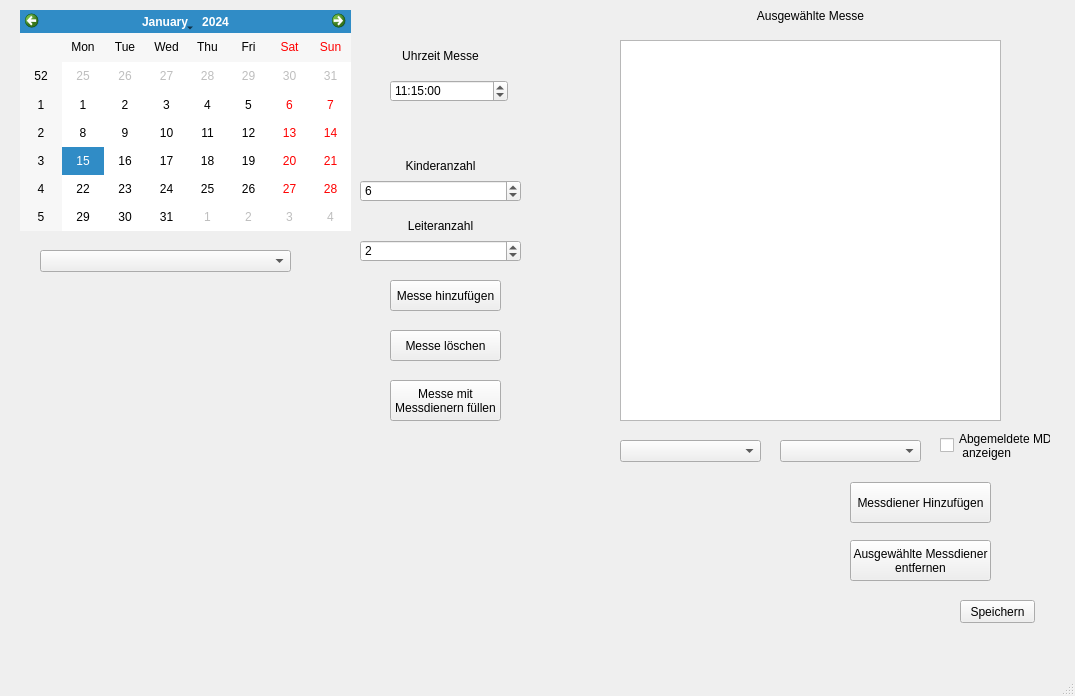
The window that Assignment_Window.ui (JonasHendrikWeiss/MD_Plan) describes before a commit, drawn with Qt 5.
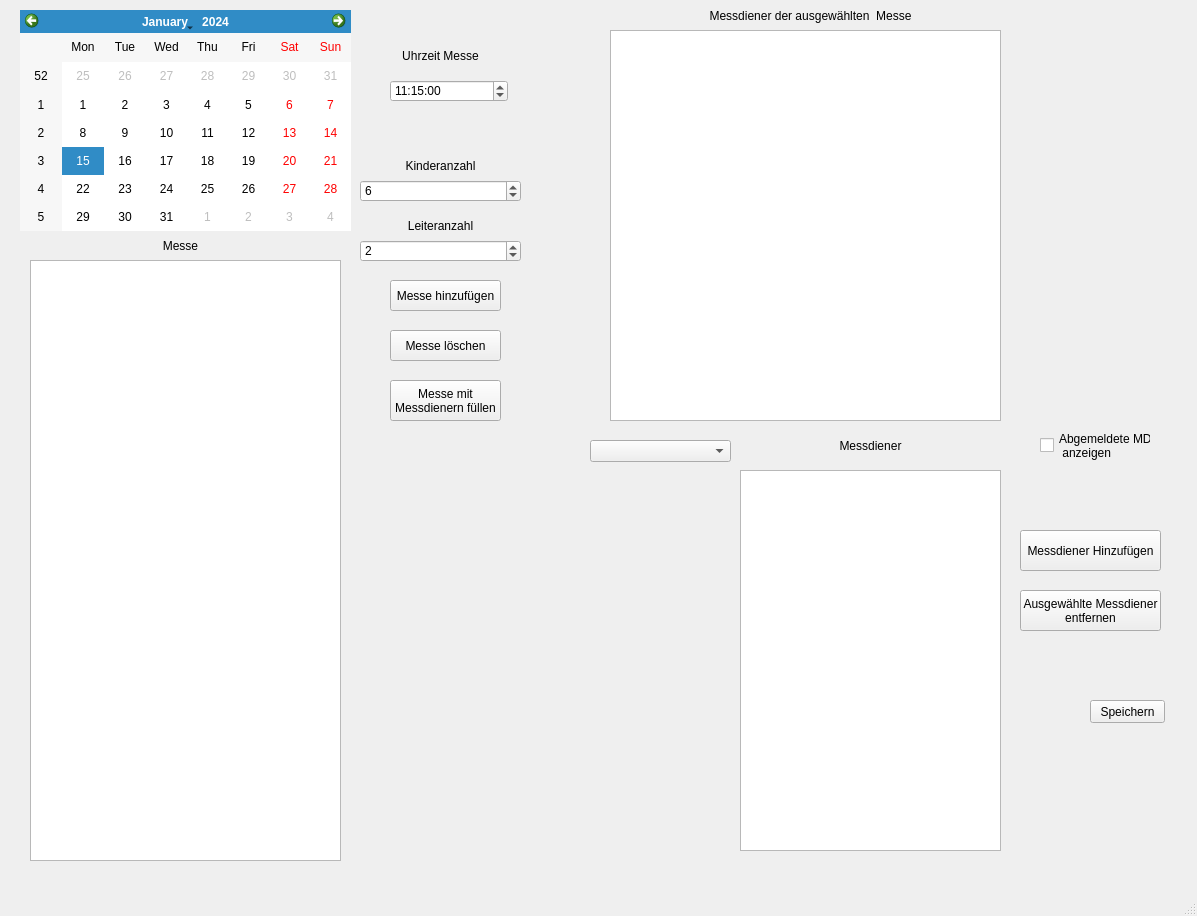
The same window after the commit.

Commit message: change some comboboxes to list widgets in order to give more feedback when doing actions like adding or deleting services

Diff of the .ui file:
```diff
--- a/Assignment_Window.ui
+++ b/Assignment_Window.ui
@@ -6,8 +6,8 @@
    <rect>
     <x>0</x>
     <y>0</y>
-    <width>1075</width>
-    <height>696</height>
+    <width>1197</width>
+    <height>916</height>
    </rect>
   </property>
   <property name="cursor">
@@ -30,32 +30,6 @@
      <bool>false</bool>
     </property>
    </widget>
-   <widget class="QComboBox" name="comboBox_Services">
-    <property name="geometry">
-     <rect>
-      <x>40</x>
-      <y>250</y>
-      <width>251</width>
-      <height>22</height>
-     </rect>
-    </property>
-    <property name="insertPolicy">
-     <enum>QComboBox::InsertAlphabetically</enum>
-    </property>
-   </widget>
-   <widget class="QComboBox" name="comboBox_Churchservers">
-    <property name="geometry">
-     <rect>
-      <x>780</x>
-      <y>440</y>
-      <width>141</width>
-      <height>22</height>
-     </rect>
-    </property>
-    <property name="insertPolicy">
-     <enum>QComboBox::InsertAlphabetically</enum>
-    </property>
-   </widget>
    <widget class="QSpinBox" name="spinBox_groupleader">
     <property name="geometry">
      <rect>
@@ -107,10 +81,10 @@
    <widget class="QListWidget" name="listWidget">
     <property name="geometry">
      <rect>
-      <x>620</x>
-      <y>40</y>
-      <width>381</width>
-      <height>381</height>
+      <x>610</x>
+      <y>30</y>
+      <width>391</width>
+      <height>391</height>
      </rect>
     </property>
     <property name="minimumSize">
@@ -166,8 +140,8 @@
    <widget class="QPushButton" name="pushButton_add_cserver">
     <property name="geometry">
      <rect>
-      <x>850</x>
-      <y>482</y>
+      <x>1020</x>
+      <y>530</y>
       <width>141</width>
       <height>41</height>
      </rect>
@@ -179,8 +153,8 @@
    <widget class="QPushButton" name="pushButton_save">
     <property name="geometry">
      <rect>
-      <x>960</x>
-      <y>600</y>
+      <x>1090</x>
+      <y>700</y>
       <width>75</width>
       <height>23</height>
      </rect>
@@ -192,7 +166,7 @@
    <widget class="QComboBox" name="comboBox_Grades">
     <property name="geometry">
      <rect>
-      <x>620</x>
+      <x>590</x>
       <y>440</y>
       <width>141</width>
       <height>22</height>
@@ -218,8 +192,8 @@
    <widget class="QPushButton" name="pushButton_remove_cservers">
     <property name="geometry">
      <rect>
-      <x>850</x>
-      <y>540</y>
+      <x>1020</x>
+      <y>590</y>
       <width>141</width>
       <height>41</height>
      </rect>
@@ -232,7 +206,7 @@
    <widget class="QCheckBox" name="checkBox_show_all_servers">
     <property name="geometry">
      <rect>
-      <x>940</x>
+      <x>1040</x>
       <y>430</y>
       <width>111</width>
       <height>31</height>
@@ -298,12 +272,99 @@
      </rect>
     </property>
     <property name="text">
-     <string>Ausgewählte Messe</string>
+     <string>Messdiener der ausgewählten  Messe</string>
     </property>
     <property name="alignment">
      <set>Qt::AlignCenter</set>
     </property>
    </widget>
+   <widget class="QListWidget" name="listWidget_server_selection">
+    <property name="enabled">
+     <bool>true</bool>
+    </property>
+    <property name="geometry">
+     <rect>
+      <x>740</x>
+      <y>470</y>
+      <width>261</width>
+      <height>381</height>
+     </rect>
+    </property>
+    <property name="selectionMode">
+     <enum>QAbstractItemView::ExtendedSelection</enum>
+    </property>
+   </widget>
+   <widget class="QListWidget" name="listWidget_service_selection">
+    <property name="geometry">
+     <rect>
+      <x>30</x>
+      <y>260</y>
+      <width>311</width>
+      <height>601</height>
+     </rect>
+    </property>
+    <property name="selectionMode">
+     <enum>QAbstractItemView::ExtendedSelection</enum>
+    </property>
+   </widget>
+   <widget class="QLabel" name="lable_selected_Service_2">
+    <property name="geometry">
+     <rect>
+      <x>-10</x>
+      <y>230</y>
+      <width>381</width>
+      <height>31</height>
+     </rect>
+    </property>
+    <property name="text">
+     <string>Messe</string>
+    </property>
+    <property name="alignment">
+     <set>Qt::AlignCenter</set>
+    </property>
+   </widget>
+   <widget class="QLabel" name="lable_selected_Service_3">
+    <property name="geometry">
+     <rect>
+      <x>740</x>
+      <y>430</y>
+      <width>261</width>
+      <height>31</height>
+     </rect>
+    </property>
+    <property name="text">
+     <string>Messdiener</string>
+    </property>
+    <property name="alignment">
+     <set>Qt::AlignCenter</set>
+    </property>
+   </widget>
+   <widget class="QLabel" name="error_label">
+    <property name="geometry">
+     <rect>
+      <x>350</x>
+      <y>630</y>
+      <width>231</width>
+      <height>71</height>
+     </rect>
+    </property>
+    <property name="font">
+     <font>
+      <pointsize>11</pointsize>
+      <weight>75</weight>
+      <bold>true</bold>
+     </font>
+    </property>
+    <property name="text">
+     <string> </string>
+    </property>
+    <property name="alignment">
+     <set>Qt::AlignCenter</set>
+    </property>
+    <property name="wordWrap">
+     <bool>false</bool>
+    </property>
+   </widget>
   </widget>
   <widget class="QMenuBar" name="menubar">
    <property name="geometry">
```
Left out of the diff: 4 changed lines with no effect on the pictures. The commit also changes 4 other files.
